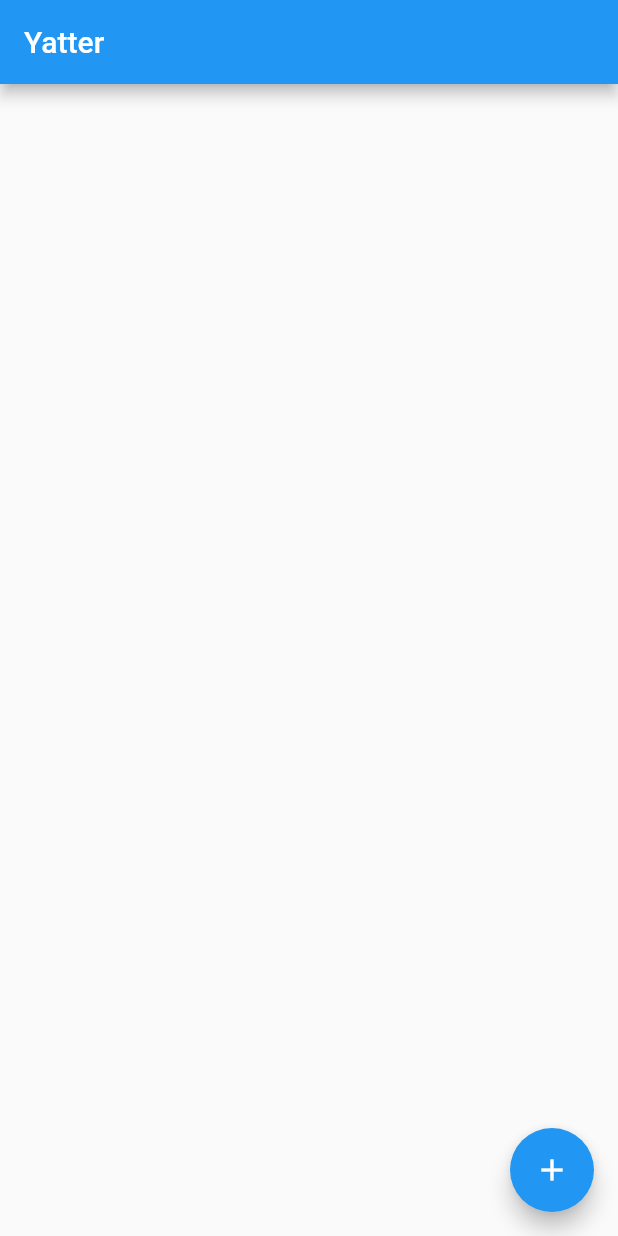
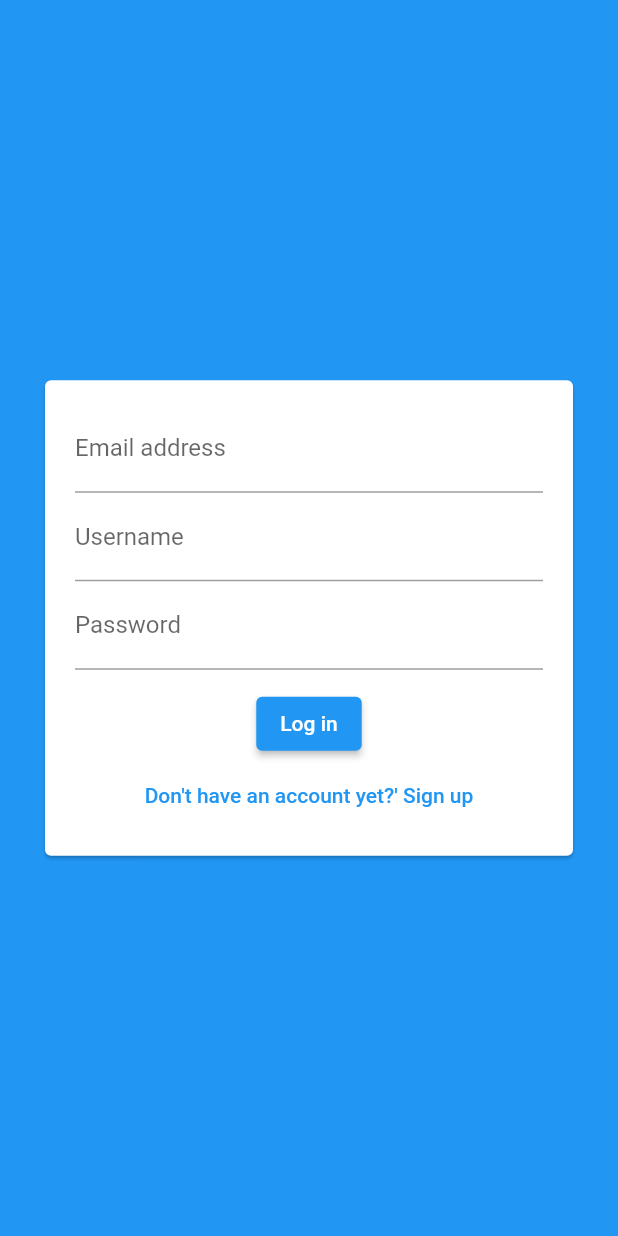
Before and after one commit to AnetaRolnik/yatter, a Flutter app: the screen it shows after launch, on a phone screen of 412 x 824 dp. Run offline on Flutter 3.47's test engine with Material 2 defaults, Android fonts, the phone set to English and light mode, and no system bars; our stand-ins replace cloud_firestore, firebase_core; accounts and stored records are empty.

Commit message:
Add a basic authentication screen

```diff
--- a/lib/main.dart
+++ b/lib/main.dart
@@ -2,6 +2,7 @@ import 'package:flutter/material.dart';
 import 'package:firebase_core/firebase_core.dart';
 
 import './screens/chat_screen.dart';
+import './screens/auth_screen.dart';
 
 void main() {
   runApp(const MyApp());
@@ -23,8 +24,8 @@ class MyApp extends StatelessWidget {
                 primarySwatch: Colors.blue,
               ),
               home: appSnapshot.connectionState == ConnectionState.done
-                  ? ChatScreen()
-                  : Text('Loading')
+                  ? const AuthScreen()
+                  : const Text('Loading')
           );
         });
   }
--- /dev/null
+++ b/lib/screens/auth_screen.dart
@@ -0,0 +1,20 @@
+import 'package:flutter/material.dart';
+
+import '../widgets/auth_form.dart';
+
+class AuthScreen extends StatefulWidget {
+  const AuthScreen({Key? key}) : super(key: key);
+
+  @override
+  _AuthScreenState createState() => _AuthScreenState();
+}
+
+class _AuthScreenState extends State<AuthScreen> {
+  @override
+  Widget build(BuildContext context) {
+    return Scaffold(
+      backgroundColor: Theme.of(context).primaryColor,
+      body: const AuthForm(),
+    );
+  }
+}
--- /dev/null
+++ b/lib/widgets/auth_form.dart
@@ -0,0 +1,57 @@
+import 'package:flutter/material.dart';
+
+class AuthForm extends StatefulWidget {
+  const AuthForm({Key? key}) : super(key: key);
+
+  @override
+  _AuthFormState createState() => _AuthFormState();
+}
+
+class _AuthFormState extends State<AuthForm> {
+  @override
+  Widget build(BuildContext context) {
+    return Center(
+      child: Card(
+        margin: const EdgeInsets.all(30),
+        child: SingleChildScrollView(
+          child: Padding(
+            padding: const EdgeInsets.symmetric(vertical: 16, horizontal: 20),
+            child: Form(
+              child: Column(
+                mainAxisSize: MainAxisSize.min,
+                children: <Widget>[
+                  TextFormField(
+                    keyboardType: TextInputType.emailAddress,
+                    decoration: const InputDecoration(
+                      labelText: 'Email address',
+                    ),
+                  ),
+                  TextFormField(
+                    decoration: const InputDecoration(
+                      labelText: 'Username',
+                    ),
+                  ),
+                  TextFormField(
+                    decoration: const InputDecoration(
+                      labelText: 'Password',
+                    ),
+                    obscureText: true,
+                  ),
+                  const SizedBox(height: 12),
+                  ElevatedButton(
+                    child: const Text('Log in'),
+                    onPressed: () {},
+                  ),
+                  TextButton(
+                    child: const Text("Don't have an account yet?' Sign up"),
+                    onPressed: () {},
+                  ),
+                ],
+              ),
+            ),
+          ),
+        ),
+      ),
+    );
+  }
+}
```
